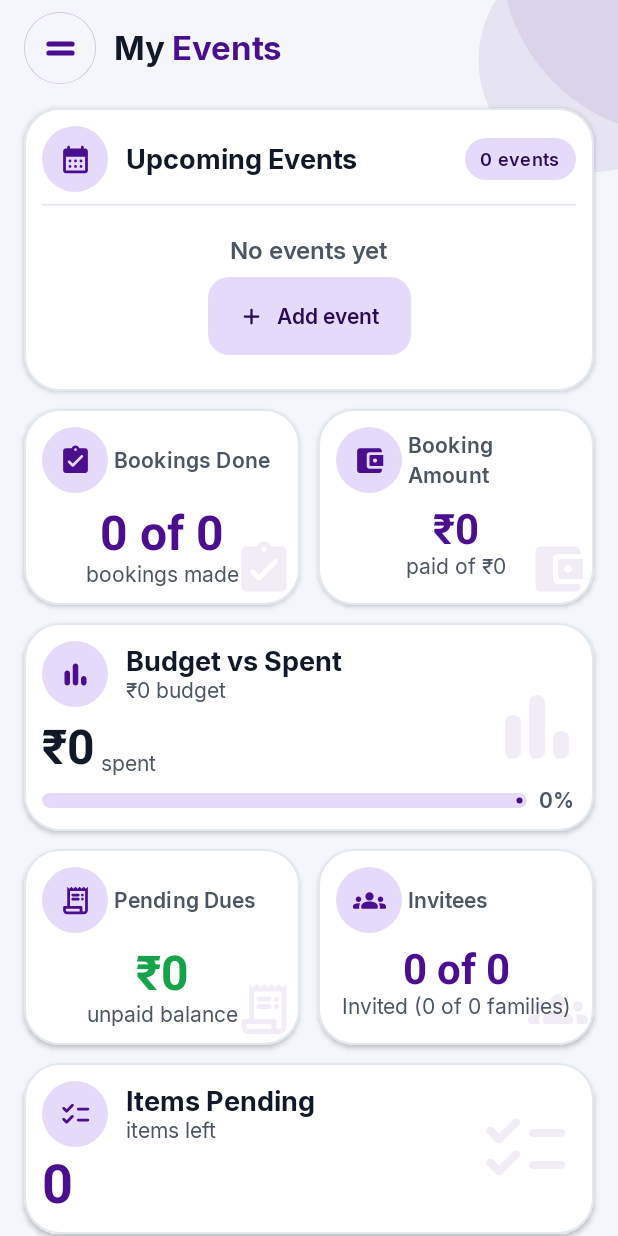
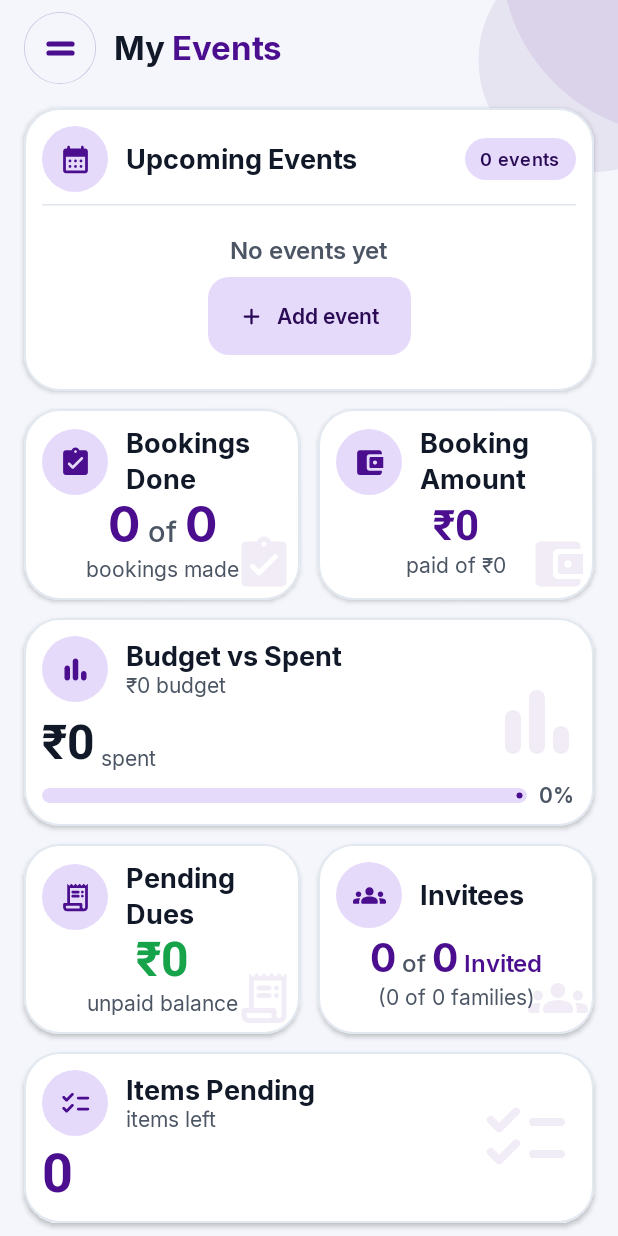
Before and after one commit to sabujdip01/MyEvents, an Android app built with Jetpack Compose: the composable HomeContent shown on its own in the app's theme, on a phone screen of 412 x 824 dp. Run offline under Robolectric (Android 15) with nearby library versions, the phone set to English and light mode, and no system bars; our stand-ins replace Dagger/Hilt's generated code; 4 statements that could not run were skipped.

Commit message:
fix(home): align title font & icon spacing on 7 cards, center small card values, format 'of'/'Invited' 40% smaller

```diff
--- a/app/src/main/java/sabuj/m/myevents/feature/home/HomeScreen.kt
+++ b/app/src/main/java/sabuj/m/myevents/feature/home/HomeScreen.kt
@@ -317,6 +317,7 @@ private fun EventRow(event: EventSummary, onClick: () -> Unit) {
             Spacer(Modifier.width(Spacing.md))
             Column(modifier = Modifier.weight(1f)) {
                 Text(event.title, style = titleS, color = AppColor.text, fontWeight = FontWeight.SemiBold)
+                Spacer(Modifier.height(Spacing.xs))
                 Text(DateUtils.formatDisplay(event.date), style = bodyM, color = AppColor.text2)
             }
             Pill(text = pillText, icon = AppIcon.Clock.fallback, variant = pillVariant)
@@ -337,24 +338,37 @@ private fun BookingsDoneCard(done: Int, total: Int, modifier: Modifier) {
             Column(modifier = Modifier.fillMaxHeight().padding(Spacing.md)) {
                 Row(verticalAlignment = Alignment.CenterVertically) {
                     CardIcon(icon = AppIcon.Bookings.fallback)
-                    Spacer(Modifier.width(Spacing.xs))
-                    Text("Bookings Done", style = labelL, color = AppColor.text2)
+                    Spacer(Modifier.width(Spacing.md))
+                    Text("Bookings Done", style = titleM, color = AppColor.text, modifier = Modifier.weight(1f))
                 }
-                Spacer(Modifier.height(Spacing.sm))
+                Column(
+                    modifier            = Modifier.fillMaxWidth().weight(1f),
+                    verticalArrangement = Arrangement.Center,
+                    horizontalAlignment = Alignment.CenterHorizontally,
+                ) {
                     Text(
-                    text      = "$done of $total",
-                    style     = TextStyle(fontSize = 32.sp, fontWeight = FontWeight.Bold),
+                        text = buildAnnotatedString {
+                            withStyle(SpanStyle(fontSize = 32.sp, fontWeight = FontWeight.Bold)) {
+                                append("$done")
+                            }
+                            withStyle(SpanStyle(fontSize = 19.sp, fontWeight = FontWeight.Medium, color = AppColor.text2)) {
+                                append(" of ")
+                            }
+                            withStyle(SpanStyle(fontSize = 32.sp, fontWeight = FontWeight.Bold)) {
+                                append("$total")
+                            }
+                        },
                         color     = AppColor.primary,
                         textAlign = TextAlign.Center,
-                    modifier  = Modifier.fillMaxWidth(),
                     )
+                    Spacer(Modifier.height(2.dp))
                     Text(
                         text      = "bookings made",
                         style     = bodyM,
                         color     = AppColor.text2,
                         textAlign = TextAlign.Center,
-                    modifier  = Modifier.fillMaxWidth(),
                     )
+                }
             }
             Box(
                 modifier        = Modifier.align(Alignment.BottomEnd).size(48.dp).padding(Spacing.xs),
@@ -377,24 +391,28 @@ private fun BookingAmountCard(paidPaise: Long, totalPaise: Long, modifier: Modif
             Column(modifier = Modifier.fillMaxHeight().padding(Spacing.md)) {
                 Row(verticalAlignment = Alignment.CenterVertically) {
                     CardIcon(icon = AppIcon.Expenses.fallback)
-                    Spacer(Modifier.width(Spacing.xs))
-                    Text("Booking Amount", style = labelL, color = AppColor.text2)
+                    Spacer(Modifier.width(Spacing.md))
+                    Text("Booking Amount", style = titleM, color = AppColor.text, modifier = Modifier.weight(1f))
                 }
-                Spacer(Modifier.height(Spacing.sm))
+                Column(
+                    modifier            = Modifier.fillMaxWidth().weight(1f),
+                    verticalArrangement = Arrangement.Center,
+                    horizontalAlignment = Alignment.CenterHorizontally,
+                ) {
                     Text(
                         text      = MoneyFormatter.format(paidPaise),
                         style     = TextStyle(fontSize = 28.sp, fontWeight = FontWeight.Bold),
                         color     = AppColor.primary,
                         textAlign = TextAlign.Center,
-                    modifier  = Modifier.fillMaxWidth(),
                     )
+                    Spacer(Modifier.height(2.dp))
                     Text(
                         text      = "paid of ${MoneyFormatter.format(totalPaise)}",
                         style     = bodyM,
                         color     = AppColor.text2,
                         textAlign = TextAlign.Center,
-                    modifier  = Modifier.fillMaxWidth(),
                     )
+                }
             }
             Box(
                 modifier        = Modifier.align(Alignment.BottomEnd).size(48.dp).padding(Spacing.xs),
@@ -475,24 +493,28 @@ private fun PendingDuesCard(paise: Long, modifier: Modifier) {
             Column(modifier = Modifier.fillMaxHeight().padding(Spacing.md)) {
                 Row(verticalAlignment = Alignment.CenterVertically) {
                     CardIcon(icon = AppIcon.Dues.fallback)
-                    Spacer(Modifier.width(Spacing.xs))
-                    Text("Pending Dues", style = labelL, color = AppColor.text2)
+                    Spacer(Modifier.width(Spacing.md))
+                    Text("Pending Dues", style = titleM, color = AppColor.text, modifier = Modifier.weight(1f))
                 }
-                Spacer(Modifier.height(Spacing.sm))
+                Column(
+                    modifier            = Modifier.fillMaxWidth().weight(1f),
+                    verticalArrangement = Arrangement.Center,
+                    horizontalAlignment = Alignment.CenterHorizontally,
+                ) {
                     Text(
                         text      = MoneyFormatter.format(paise),
                         style     = TextStyle(fontSize = 32.sp, fontWeight = FontWeight.Bold),
                         color     = if (paise > 0) AppColor.danger else AppColor.success,
                         textAlign = TextAlign.Center,
-                    modifier  = Modifier.fillMaxWidth(),
                     )
+                    Spacer(Modifier.height(2.dp))
                     Text(
                         text      = "unpaid balance",
                         style     = bodyM,
                         color     = AppColor.text2,
                         textAlign = TextAlign.Center,
-                    modifier  = Modifier.fillMaxWidth(),
                     )
+                }
             }
             Box(
                 modifier        = Modifier.align(Alignment.BottomEnd).size(48.dp).padding(Spacing.xs),
@@ -521,24 +543,41 @@ private fun InviteesCard(
             Column(modifier = Modifier.fillMaxHeight().padding(Spacing.md)) {
                 Row(verticalAlignment = Alignment.CenterVertically) {
                     CardIcon(icon = AppIcon.Invitees.fallback)
-                    Spacer(Modifier.width(Spacing.xs))
-                    Text("Invitees", style = labelL, color = AppColor.text2)
+                    Spacer(Modifier.width(Spacing.md))
+                    Text("Invitees", style = titleM, color = AppColor.text, modifier = Modifier.weight(1f))
                 }
-                Spacer(Modifier.height(Spacing.sm))
+                Column(
+                    modifier            = Modifier.fillMaxWidth().weight(1f),
+                    verticalArrangement = Arrangement.Center,
+                    horizontalAlignment = Alignment.CenterHorizontally,
+                ) {
                     Text(
-                    text      = "$invitedGuests of $totalGuests",
-                    style     = TextStyle(fontSize = 28.sp, fontWeight = FontWeight.Bold),
+                        text = buildAnnotatedString {
+                            withStyle(SpanStyle(fontSize = 26.sp, fontWeight = FontWeight.Bold)) {
+                                append("$invitedGuests")
+                            }
+                            withStyle(SpanStyle(fontSize = 16.sp, fontWeight = FontWeight.Medium, color = AppColor.text2)) {
+                                append(" of ")
+                            }
+                            withStyle(SpanStyle(fontSize = 26.sp, fontWeight = FontWeight.Bold)) {
+                                append("$totalGuests")
+                            }
+                            withStyle(SpanStyle(fontSize = 16.sp, fontWeight = FontWeight.SemiBold, color = AppColor.primary)) {
+                                append(" Invited")
+                            }
+                        },
                         color     = AppColor.primary,
                         textAlign = TextAlign.Center,
-                    modifier  = Modifier.fillMaxWidth(),
+                        maxLines  = 1,
                     )
+                    Spacer(Modifier.height(2.dp))
                     Text(
-                    text      = "Invited ($invitedFamilies of $totalFamilies families)",
+                        text      = "($invitedFamilies of $totalFamilies families)",
                         style     = bodyM,
                         color     = AppColor.text2,
                         textAlign = TextAlign.Center,
-                    modifier  = Modifier.fillMaxWidth(),
                     )
+                }
             }
             Box(
                 modifier        = Modifier.align(Alignment.BottomEnd).size(48.dp).padding(Spacing.xs),
```
Also changed, not shown: 1 other file. Lines whose indentation alone changed are shown as unchanged.
